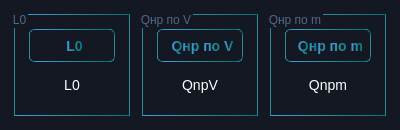
Before: the Qt Designer form 3modules/thermalcapacity.ui in Ismaxis/212QtMay, drawn with Qt 5.
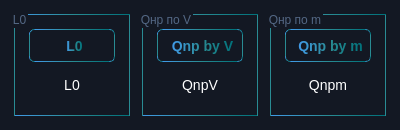
After: the same form once the commit is applied.

The edit to the form file:
```diff
--- a/3modules/thermalcapacity.ui
+++ b/3modules/thermalcapacity.ui
@@ -32,33 +32,7 @@
    <string>Module3</string>
   </property>
   <property name="styleSheet">
-   <string notr="true">QDialog{
-	background:#131823;
-}
-
-QLabel{
-	color: #FFF;
-	font-size: 14px;
-}
-QLineEdit{
-	color: #536784;
-	border: 1px solid #324054;
-	font-size: 12px;
-}
-QRadioButton{
-	color: #FFF;
-}
-
-
-QGroupBox{
-	border: 1px solid qlineargradient(spread:pad, x1:0, y1:1, x2:1, y2:1, stop:0 rgba(65, 154, 232, 255), stop:0.5 rgba(41, 139, 147, 255), stop:1 rgba(0, 113, 122, 255));
-	margin: 3px;
-	padding: 5px;
-	color: #536784;
-}
-
-
-QPushButton{
+   <string notr="true">QPushButton{
 	background: #131823;
 	font-size: 14px;
     border: 1px solid qlineargradient(spread:pad, x1:0, y1:1, x2:1, y2:1, stop:0 rgba(65, 154, 232, 255), stop:0.5 rgba(41, 139, 147, 255), stop:1 rgba(0, 113, 122, 255));
@@ -71,10 +45,27 @@
     background:qlineargradient(spread:pad, x1:0, y1:1, x2:1, y2:1, stop:0 rgba(65, 154, 232, 255), stop:0.5 rgba(41, 139, 147, 255), stop:1 rgba(0, 113, 122, 255)); 
 	color: #FFF;
 }
-
 QPushButton:pressed {
     background:#0E1012;
-}   </string>
+}    
+
+QDialog{
+	background:#131823;
+}
+
+QLabel{
+	color: #FFF;
+	font-size: 14px;
+}
+QRadioButton{
+	color: #FFF;
+}
+QGroupBox{
+	border: 1px solid qlineargradient( x1:0, y1:1, x2:1, y2:1, stop:0 rgba(65, 154, 232, 255), stop:0.5 rgba(41, 139, 147, 255), stop:1 rgba(0, 113, 122, 255));
+	margin: 3px;
+	padding: 5px;
+	color: #536784;
+}</string>
   </property>
   <layout class="QGridLayout" name="gridLayout_4">
    <item row="0" column="0">
@@ -141,7 +132,7 @@
          </font>
         </property>
         <property name="text">
-         <string>Qнp по V</string>
+         <string>Qnp by V</string>
         </property>
        </widget>
       </item>
@@ -188,8 +179,11 @@
           <bold>true</bold>
          </font>
         </property>
+        <property name="styleSheet">
+         <string notr="true"/>
+        </property>
         <property name="text">
-         <string>Qнp по m</string>
+         <string>Qnp by m</string>
         </property>
        </widget>
       </item>
```
